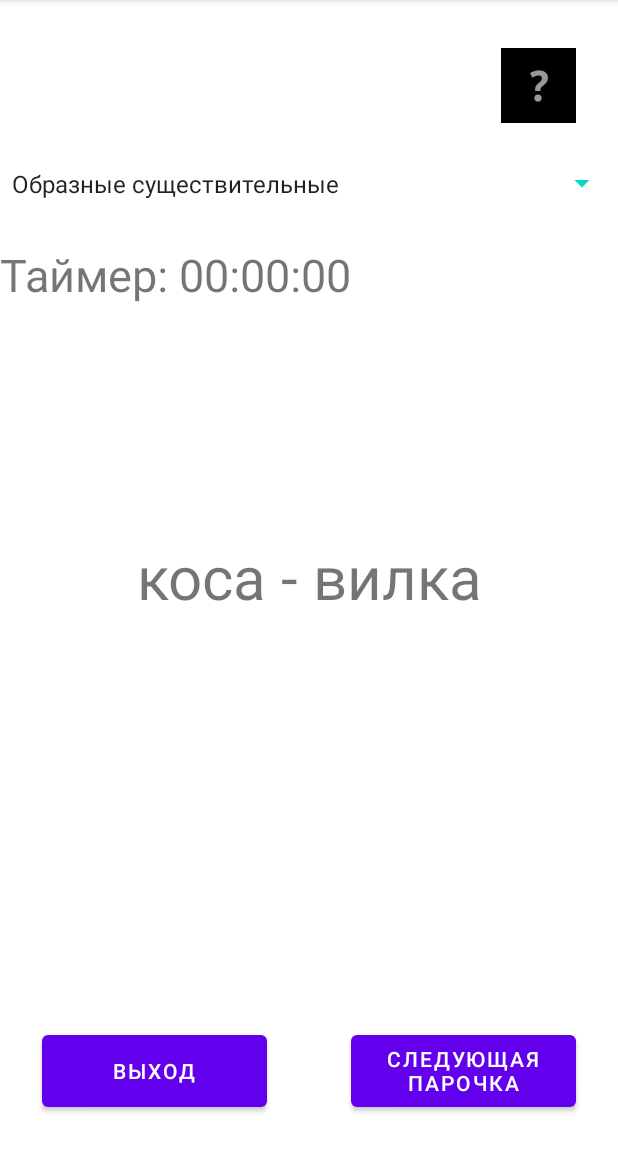
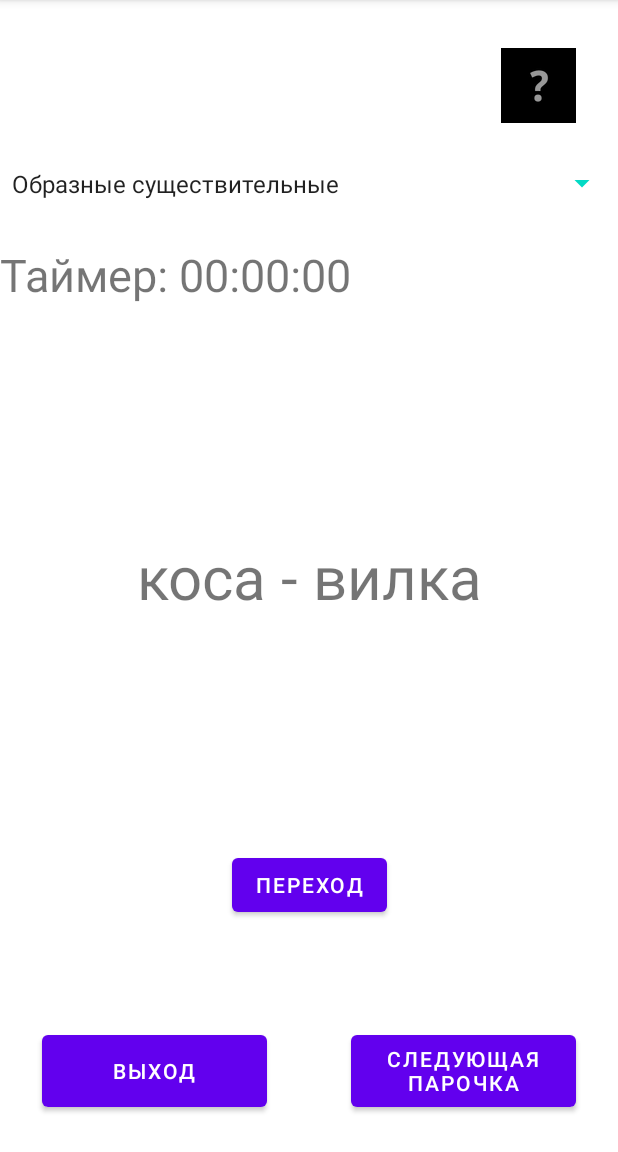
Before and after one commit to DmitriyZakharich/Mnemonics-for-foreign-words, an Android app: the ConnectionFragment screen opened through its navigation route, on a phone screen of 412 x 824 dp, the part 84-1236 px from its top. Run offline under Robolectric (Android 15) with nearby library versions, the phone set to English and light mode, and no system bars; our stand-ins replace Dagger/Hilt's generated code.

```diff
--- a/app/build.gradle
+++ b/app/build.gradle
@@ -43,6 +43,8 @@ dependencies {
     implementation 'androidx.appcompat:appcompat:1.4.1'
     implementation 'com.google.android.material:material:1.5.0'
     implementation 'androidx.constraintlayout:constraintlayout:2.1.3'
+    implementation 'androidx.legacy:legacy-support-v4:1.0.0'
+    implementation 'androidx.lifecycle:lifecycle-livedata-ktx:2.5.1'
     testImplementation 'junit:junit:4.13.2'
     androidTestImplementation 'androidx.test.ext:junit:1.1.5'
     androidTestImplementation 'androidx.test.espresso:espresso-core:3.5.1'
--- a/app/src/main/java/com/example/mnemonicsforforeignword/MyApp.kt
+++ b/app/src/main/java/com/example/mnemonicsforforeignword/MyApp.kt
@@ -2,8 +2,8 @@ package com.example.mnemonicsforforeignword
 
 import android.app.Application
 import android.content.Context
-import com.example.mnemonicsforforeignword.screens.exercises.connection.di.ConnectionScreenComponent
-import com.example.mnemonicsforforeignword.screens.exercises.connection.di.DaggerConnectionScreenComponent
+import com.example.mnemonicsforforeignword.screens.exercises.connection.memorization_screen.di.ConnectionScreenComponent
+import com.example.mnemonicsforforeignword.screens.exercises.connection.memorization_screen.di.DaggerConnectionScreenComponent
 import com.example.mnemonicsforforeignword.screens.exercises.visualization.di.DaggerVisualizationScreenComponent
 import com.example.mnemonicsforforeignword.screens.exercises.visualization.di.VisualizationScreenComponent
 
--- /dev/null
+++ b/app/src/main/java/com/example/mnemonicsforforeignword/screens/exercises/connection/check_screen/presentation/viewmodel/CheckViewModelFactory.kt
@@ -0,0 +1,3 @@
+package com.example.mnemonicsforforeignword.screens.exercises.connection.check_screen.presentation.viewmodel
+
+class CheckViewModelFactory {}
--- a/app/src/main/java/com/example/mnemonicsforforeignword/screens/exercises/connection/di/ConnectionScreenModule.kt
+++ b/app/src/main/java/com/example/mnemonicsforforeignword/screens/exercises/connection/memorization_screen/di/ConnectionScreenModule.kt
@@ -1,7 +1,7 @@
-package com.example.mnemonicsforforeignword.screens.exercises.connection.di
+package com.example.mnemonicsforforeignword.screens.exercises.connection.memorization_screen.di
 
-import com.example.mnemonicsforforeignword.screens.exercises.connection.presentation.viewmodel.ConnectionViewModelFactory
-import com.example.mnemonicsforforeignword.screens.exercises.connection.repository.ConnectionRepositoryManager
+import com.example.mnemonicsforforeignword.screens.exercises.connection.memorization_screen.presentation.viewmodel.ConnectionViewModelFactory
+import com.example.mnemonicsforforeignword.screens.exercises.connection.memorization_screen.repository.ConnectionRepositoryManager
 import dagger.Module
 import dagger.Provides
 
--- a/app/src/main/java/com/example/mnemonicsforforeignword/screens/exercises/connection/presentation/intent/ConnectionCoupleIntent.kt
+++ b/app/src/main/java/com/example/mnemonicsforforeignword/screens/exercises/connection/memorization_screen/presentation/intent/ConnectionCoupleIntent.kt
@@ -1,4 +1,4 @@
-package com.example.mnemonicsforforeignword.screens.exercises.connection.presentation.intent
+package com.example.mnemonicsforforeignword.screens.exercises.connection.memorization_screen.presentation.intent
 
 sealed class ConnectionCoupleIntent{
     data class LoadingNewCouples(val dataType: ConnectionDataType) : ConnectionCoupleIntent()
--- a/app/src/main/java/com/example/mnemonicsforforeignword/screens/exercises/connection/presentation/viewmodel/ConnectionViewModelFactory.kt
+++ b/app/src/main/java/com/example/mnemonicsforforeignword/screens/exercises/connection/memorization_screen/presentation/viewmodel/ConnectionViewModelFactory.kt
@@ -1,8 +1,8 @@
-package com.example.mnemonicsforforeignword.screens.exercises.connection.presentation.viewmodel
+package com.example.mnemonicsforforeignword.screens.exercises.connection.memorization_screen.presentation.viewmodel
 
 import androidx.lifecycle.ViewModel
 import androidx.lifecycle.ViewModelProvider
-import com.example.mnemonicsforforeignword.screens.exercises.connection.repository.ConnectionRepositoryManager
+import com.example.mnemonicsforforeignword.screens.exercises.connection.memorization_screen.repository.ConnectionRepositoryManager
 
 class ConnectionViewModelFactory(private val repositoryManager: ConnectionRepositoryManager) : ViewModelProvider.Factory {
     override fun <T : ViewModel> create(modelClass: Class<T>): T {
--- a/app/src/main/java/com/example/mnemonicsforforeignword/screens/exercises/connection/presentation/viewstate/ConnectionCoupleState.kt
+++ b/app/src/main/java/com/example/mnemonicsforforeignword/screens/exercises/connection/memorization_screen/presentation/viewstate/ConnectionCoupleState.kt
@@ -1,4 +1,4 @@
-package com.example.mnemonicsforforeignword.screens.exercises.connection.presentation.viewstate
+package com.example.mnemonicsforforeignword.screens.exercises.connection.memorization_screen.presentation.viewstate
 
 sealed class ConnectionCoupleState {
     object Idle : ConnectionCoupleState()
--- a/app/src/main/java/com/example/mnemonicsforforeignword/screens/exercises/connection/repository/ConnectionRepositoryManager.kt
+++ b/app/src/main/java/com/example/mnemonicsforforeignword/screens/exercises/connection/memorization_screen/repository/ConnectionRepositoryManager.kt
@@ -1,7 +1,7 @@
-package com.example.mnemonicsforforeignword.screens.exercises.connection.repository
+package com.example.mnemonicsforforeignword.screens.exercises.connection.memorization_screen.repository
 
 import com.example.mnemonicsforforeignword.MyApp
-import com.example.mnemonicsforforeignword.screens.exercises.connection.presentation.intent.ConnectionDataType
+import com.example.mnemonicsforforeignword.screens.exercises.connection.memorization_screen.presentation.intent.ConnectionDataType
 
 class ConnectionRepositoryManager {
 
--- a/app/src/main/java/com/example/mnemonicsforforeignword/screens/exercises/visualization/presentation/view/VisualizationFragment.kt
+++ b/app/src/main/java/com/example/mnemonicsforforeignword/screens/exercises/visualization/presentation/view/VisualizationFragment.kt
@@ -13,7 +13,7 @@ import androidx.lifecycle.ViewModelProvider
 import androidx.navigation.fragment.NavHostFragment
 import com.example.mnemonicsforforeignword.MyApp
 import com.example.mnemonicsforforeignword.databinding.FragmentVisualizationBinding
-import com.example.mnemonicsforforeignword.screens.exercises.connection.presentation.intent.ConnectionDataType
+import com.example.mnemonicsforforeignword.screens.exercises.connection.memorization_screen.presentation.intent.ConnectionDataType
 import com.example.mnemonicsforforeignword.screens.exercises.visualization.presentation.intent.VisualizationDataType
 import com.example.mnemonicsforforeignword.screens.exercises.visualization.presentation.intent.VisualizationWordIntent
 import com.example.mnemonicsforforeignword.screens.exercises.visualization.presentation.viewmodel.VisualizationViewModel
--- a/app/src/main/res/layout/fragment_connection.xml
+++ b/app/src/main/res/layout/fragment_connection.xml
@@ -4,7 +4,7 @@
     xmlns:tools="http://schemas.android.com/tools"
     android:layout_width="match_parent"
     android:layout_height="match_parent"
-    tools:context=".screens.exercises.connection.presentation.view.ConnectionFragment">
+    tools:context=".screens.exercises.connection.memorization_screen.presentation.view.ConnectionFragment">
 
     <ImageButton
         android:id="@+id/hint_button"
@@ -82,4 +82,14 @@
         app:layout_constraintBottom_toBottomOf="parent"
         app:layout_constraintEnd_toEndOf="parent" />
 
+    <Button
+        android:id="@+id/to_check_button"
+        android:layout_width="wrap_content"
+        android:layout_height="wrap_content"
+        android:text="Переход"
+        app:layout_constraintBottom_toBottomOf="parent"
+        app:layout_constraintEnd_toEndOf="parent"
+        app:layout_constraintStart_toStartOf="parent"
+        app:layout_constraintTop_toBottomOf="@+id/couple_textView" />
+
 </androidx.constraintlayout.widget.ConstraintLayout>
--- a/app/src/main/res/navigation/main_graph.xml
+++ b/app/src/main/res/navigation/main_graph.xml
@@ -50,7 +50,16 @@
         tools:layout="@layout/fragment_tutorial_menu" />
     <fragment
         android:id="@+id/connectionFragment"
-        android:name="com.example.mnemonicsforforeignword.screens.exercises.connection.presentation.view.ConnectionFragment"
+        android:name="com.example.mnemonicsforforeignword.screens.exercises.connection.memorization_screen.presentation.view.ConnectionFragment"
         android:label="fragment_connection"
-        tools:layout="@layout/fragment_connection" />
+        tools:layout="@layout/fragment_connection" >
+        <action
+            android:id="@+id/action_connectionFragment_to_checkFragment"
+            app:destination="@id/checkFragment" />
+    </fragment>
+    <fragment
+        android:id="@+id/checkFragment"
+        android:name="com.example.mnemonicsforforeignword.screens.exercises.connection.check_screen.presentation.view.CheckFragment"
+        android:label="fragment_check"
+        tools:layout="@layout/fragment_check" />
 </navigation>
```
Also changed, not shown: app/src/main/java/com/example/mnemonicsforforeignword/screens/exercises/connection/check_screen/presentation/view/CheckFragment.kt (added, +54 -0 lines), app/src/main/java/com/example/mnemonicsforforeignword/screens/exercises/connection/check_screen/presentation/viewmodel/CheckViewModel.kt (added, +7 -0 lines), app/src/main/java/com/example/mnemonicsforforeignword/screens/exercises/connection/di/ConnectionScreenComponent.kt (deleted, +0 -9 lines), app/src/main/java/com/example/mnemonicsforforeignword/screens/exercises/connection/memorization_screen/di/ConnectionScreenComponent.kt (added, +9 -0 lines), app/src/main/java/com/example/mnemonicsforforeignword/screens/exercises/connection/memorization_screen/presentation/view/ConnectionFragment.kt (renamed from app/src/main/java/com/example/mnemonicsforforeignword/screens/exercises/connection/presentation/view/ConnectionFragment.kt, +17 -6 lines), app/src/main/java/com/example/mnemonicsforforeignword/screens/exercises/connection/memorization_screen/presentation/viewmodel/ConnectionViewModel.kt (renamed from app/src/main/java/com/example/mnemonicsforforeignword/screens/exercises/connection/presentation/viewmodel/ConnectionViewModel.kt, +7 -5 lines), app/src/main/res/layout/fragment_check.xml (added, +13 -0 lines).
